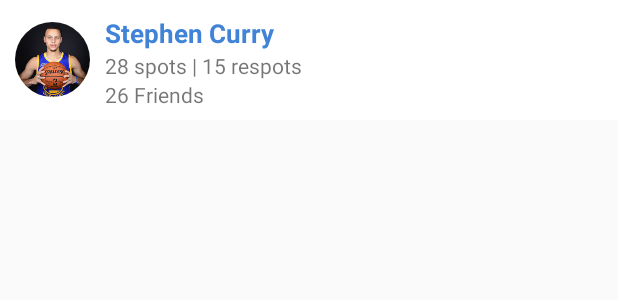
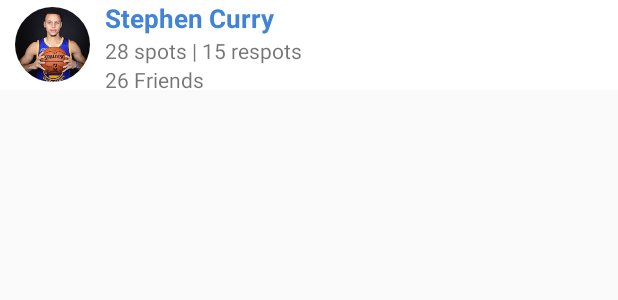
Before and after one commit to raoulsigne/SpotIt, an Android app: the layout item_friend.xml on its own in the app's theme, with its tools: preview values and no code run, on a phone screen of 412 x 824 dp. Shown: the top 300 px of the screen. Run offline under Robolectric (Android 15) with nearby library versions, the phone set to English and light mode, and no system bars.

Commit message:
12-07-16

```diff
--- a/app/src/main/java/techafrkix/work/com/spot/techafrkix/work/com/spot/utils/DBServer.java
+++ b/app/src/main/java/techafrkix/work/com/spot/techafrkix/work/com/spot/utils/DBServer.java
@@ -737,6 +737,7 @@ public class DBServer {
                         user.setNbrespot((int) json2.get(MaBaseOpenHelper.COLONNE_NB_RESPOT));
                         user.setNbspot((int) json2.get(MaBaseOpenHelper.COLONNE_NB_SPOT));
                         user.setNbfriends((int) json2.get("nbfriend"));
+                        user.setFriendship_id((int)json2.get("friendship_id"));
 
                         users.add(user);
                     }
@@ -813,6 +814,7 @@ public class DBServer {
                         user.setNbrespot((int) json2.get(MaBaseOpenHelper.COLONNE_NB_RESPOT));
                         user.setNbspot((int) json2.get(MaBaseOpenHelper.COLONNE_NB_SPOT));
                         user.setNbfriends((int) json2.get("nbfriend"));
+                        user.setFriendship_id((int)json2.get("friendship_id"));
 
                         users.add(user);
                     }
@@ -1282,6 +1284,7 @@ public class DBServer {
                         spot.setLatitude(json2.getDouble("gpslat") + "");
                         spot.setPhotokey((String) json2.get("photo"));
                         spot.setDate(convert_date((String) json2.get("created")));
+                        spot.setPhotouser((String) json2.get("photouser"));
                         JSONArray jArrtag = json2.getJSONArray("tags");
                         tags = new ArrayList<>();
                         for (int j = 0; j < jArrtag.length(); j++) {
--- a/app/src/main/res/layout/item_friend.xml
+++ b/app/src/main/res/layout/item_friend.xml
@@ -3,6 +3,12 @@
     android:layout_width="match_parent"
     android:layout_height="match_parent"
     android:orientation="vertical">
+
+    <RelativeLayout
+        android:layout_width="match_parent"
+        android:layout_height="60dp"
+        android:layout_gravity="center"
+        android:background="@color/blanc">
 
         <LinearLayout
             android:id="@+id/infos"
@@ -15,8 +21,8 @@
                 android:id="@+id/item_profile"
                 android:layout_width="50dp"
                 android:layout_height="50dp"
+                android:layout_gravity="center"
                 android:layout_marginLeft="10dp"
-            android:layout_gravity="center"
                 android:src="@drawable/profile"
                 app:civ_border_color="#FF000000"
                 app:civ_border_width="0dp" />
@@ -24,8 +30,8 @@
             <LinearLayout
                 android:layout_width="wrap_content"
                 android:layout_height="60dp"
+                android:layout_gravity="center"
                 android:layout_marginLeft="10dp"
-            android:layout_gravity="center"
                 android:orientation="vertical">
 
                 <TextView
@@ -41,17 +47,27 @@
                     android:id="@+id/txtSpots_friend"
                     android:layout_width="wrap_content"
                     android:layout_height="wrap_content"
-                android:textSize="14sp"
-                android:text="28 spots | 15 respots" />
+                    android:text="28 spots | 15 respots"
+                    android:textSize="14sp" />
 
                 <TextView
                     android:id="@+id/txtFriends_friend"
                     android:layout_width="wrap_content"
                     android:layout_height="wrap_content"
-                android:textSize="14sp"
-                android:text="26 Friends" />
-
-        </LinearLayout>
+                    android:text="26 Friends"
+                    android:textSize="14sp" />
 
             </LinearLayout>
         </LinearLayout>
+
+        <ImageView
+            android:layout_width="wrap_content"
+            android:layout_height="wrap_content"
+            android:id="@+id/imgaction"
+            android:layout_marginRight="20dp"
+            android:layout_centerVertical="true"
+            android:layout_alignParentRight="true"
+            android:layout_alignParentEnd="true"/>
+
+    </RelativeLayout>
+</LinearLayout>
```
Also changed, not shown: app/src/main/java/techafrkix/work/com/spot/bd/Utilisateur.java (+10 -0 lines), app/src/main/java/techafrkix/work/com/spot/spotit/Add_Friend.java (+134 -17 lines), app/src/main/java/techafrkix/work/com/spot/spotit/Connexion.java (+13 -2 lines). Lines whose indentation alone changed are shown as unchanged.
